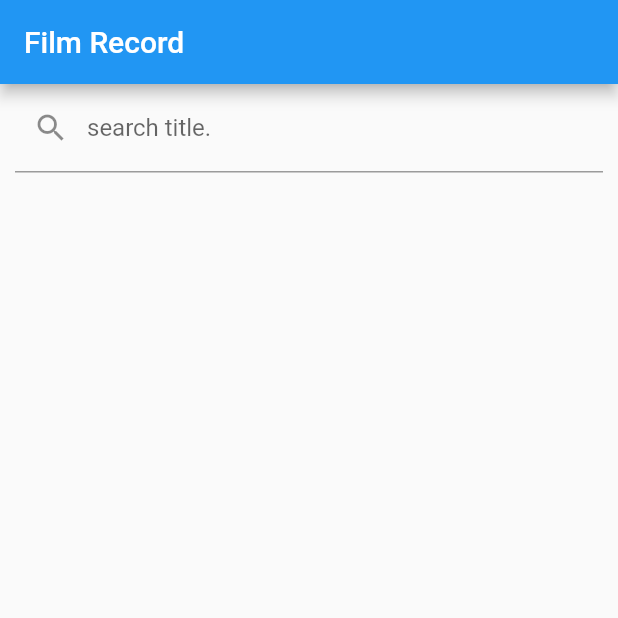
After one commit to itimika/film_record_app, a Flutter app: the SearchPage screen opened directly, on a phone screen of 412 x 824 dp, the top half of it. The commit adds this screen. Run offline on Flutter 3.47's test engine with Material 2 defaults, Android fonts, the phone set to English and light mode, and no system bars; our stand-ins replace flutter_dotenv.

Commit message:
search and show results

```diff
--- /dev/null
+++ b/lib/components/info_page.dart
@@ -0,0 +1,12 @@
+import 'package:flutter/material.dart';
+import 'package:provider/provider.dart';
+import '../models/titles.dart';
+
+class InfoPage extends StatelessWidget {
+  @override
+  Widget build(BuildContext context) {
+    return Scaffold(
+      appBar: AppBar(title: Text(Provider.of<Titles>(context).getId(id).toString())),
+    );
+  }
+}
--- /dev/null
+++ b/lib/components/search_page.dart
@@ -0,0 +1,31 @@
+import 'package:flutter/material.dart';
+import 'package:provider/provider.dart';
+import '../models/titles.dart';
+
+class SearchPage extends StatelessWidget {
+  @override
+  Widget build(BuildContext context) {
+    return Scaffold(
+      appBar: AppBar(title: Text('Film Record')),
+      body: Column(
+        children: [
+          Padding(
+            padding: EdgeInsets.symmetric(horizontal: 10),
+            child: TextField(
+              decoration: InputDecoration(
+                prefixIcon: Icon(Icons.search),
+                labelText: 'search title.',
+              ),
+              onSubmitted: (val) {
+                if (val.length > 0) {
+                  Provider.of<Titles>(context, listen: false).searchMovies(val);
+                  Navigator.of(context).pushNamed('/resultPage');
+                }
+              },
+            ),
+          ),
+        ],
+      ),
+    );
+  }
+}
--- a/lib/models/movie.dart
+++ b/lib/models/movie.dart
@@ -1,10 +1,12 @@
 class Movie {
   final String title;
+  final int id;
 
-  Movie({this.title});
+  Movie({this.title, this.id});
   factory Movie.fromJson(Map<String, dynamic> json) {
     return Movie(
       title: json['title'],
+      id: json['id'],
     );
   }
 }
--- a/pubspec.yaml
+++ b/pubspec.yaml
@@ -27,9 +27,6 @@ dependencies:
   equatable: ^1.0.0
   flutter_dotenv: ^2.1.0
   provider: ^4.3.2
-
-
-
 
   # The following adds the Cupertino Icons font to your application.
   # Use with the CupertinoIcons class for iOS style icons.
```
Also changed, not shown: lib/components/result_page.dart (added, +31 -0 lines), lib/main.dart (+17 -49 lines), lib/models/titles.dart (+13 -15 lines), lib/repositories/movie_api_client.dart (+7 -3 lines), pubspec.lock.
